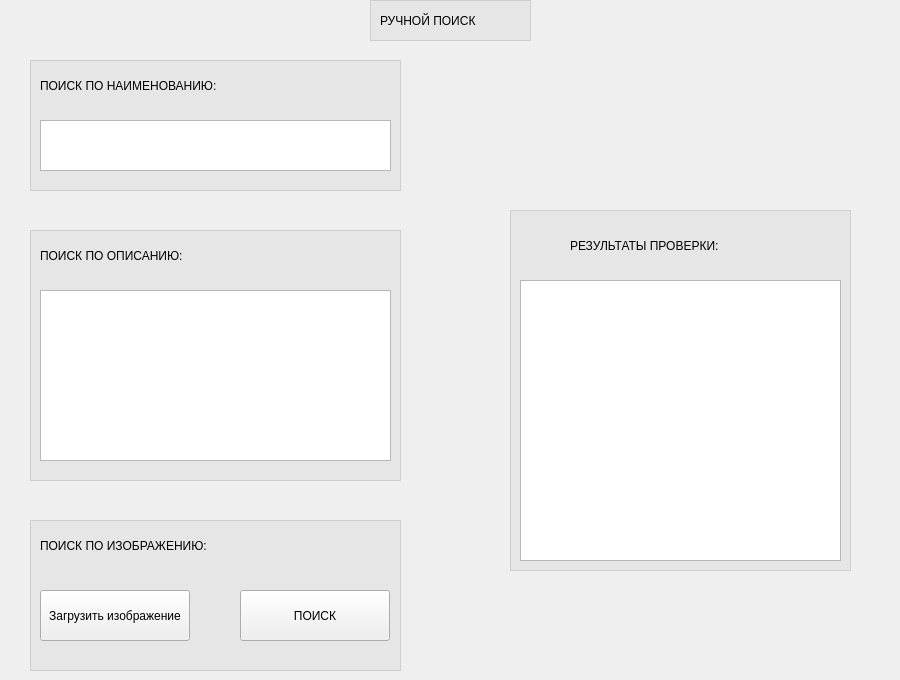
Qt form gui/ui/search.ui (kyrvvwfzhy-code/innovation_proposal_checking) before a commit.
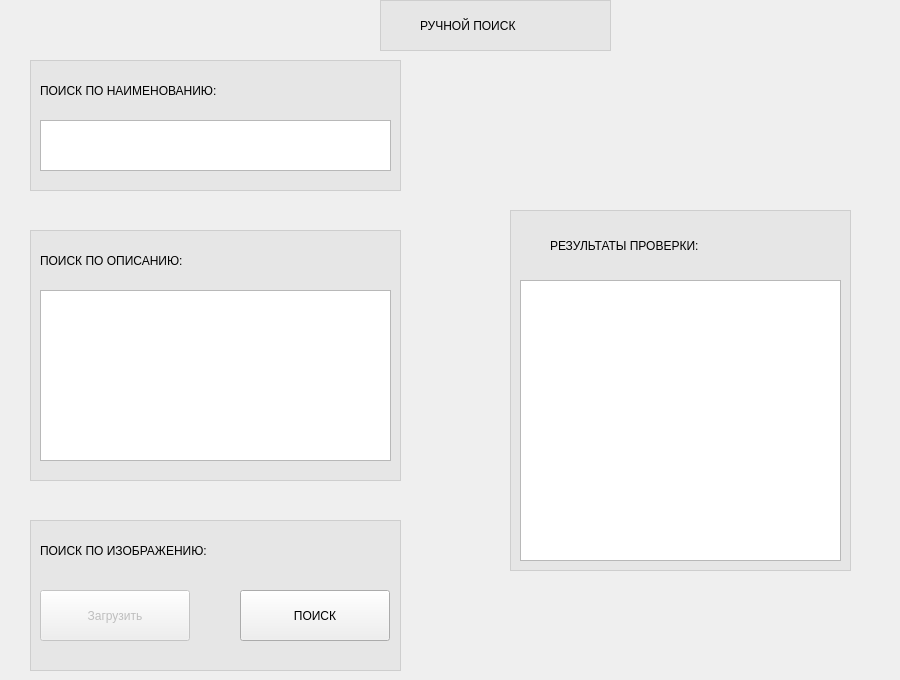
The same form after that commit.

```diff
--- a/gui/ui/search.ui
+++ b/gui/ui/search.ui
@@ -10,42 +10,32 @@
     <height>680</height>
    </rect>
   </property>
+  <property name="sizePolicy">
+   <sizepolicy hsizetype="Fixed" vsizetype="Fixed">
+    <horstretch>0</horstretch>
+    <verstretch>0</verstretch>
+   </sizepolicy>
+  </property>
   <property name="windowTitle">
    <string>Form</string>
   </property>
   <widget class="QFrame" name="frame">
    <property name="geometry">
     <rect>
-     <x>370</x>
-     <y>0</y>
-     <width>161</width>
-     <height>41</height>
-    </rect>
-   </property>
-   <property name="styleSheet">
-    <string notr="true">background-color: rgba(218, 218, 218, 100);</string>
-   </property>
-   <property name="frameShape">
-    <enum>QFrame::StyledPanel</enum>
-   </property>
-   <property name="frameShadow">
-    <enum>QFrame::Raised</enum>
-   </property>
-  </widget>
-  <widget class="QLabel" name="label_5">
-   <property name="geometry">
-    <rect>
      <x>380</x>
      <y>0</y>
-     <width>141</width>
-     <height>41</height>
+     <width>231</width>
+     <height>51</height>
     </rect>
    </property>
    <property name="styleSheet">
-    <string notr="true">font: 14pt &quot;MS Shell Dlg 2&quot;;</string>
+    <string notr="true">background-color: rgba(218, 218, 218, 100);</string>
    </property>
-   <property name="text">
-    <string>РУЧНОЙ ПОИСК</string>
+   <property name="frameShape">
+    <enum>QFrame::StyledPanel</enum>
+   </property>
+   <property name="frameShadow">
+    <enum>QFrame::Raised</enum>
    </property>
   </widget>
   <widget class="QPlainTextEdit" name="plainTextEdit">
@@ -62,8 +52,8 @@
    <property name="geometry">
     <rect>
      <x>40</x>
-     <y>60</y>
-     <width>261</width>
+     <y>65</y>
+     <width>301</width>
      <height>51</height>
     </rect>
    </property>
@@ -78,8 +68,8 @@
    <property name="geometry">
     <rect>
      <x>40</x>
-     <y>230</y>
-     <width>211</width>
+     <y>235</y>
+     <width>241</width>
      <height>51</height>
     </rect>
    </property>
@@ -104,8 +94,8 @@
    <property name="geometry">
     <rect>
      <x>40</x>
-     <y>520</y>
-     <width>251</width>
+     <y>525</y>
+     <width>281</width>
      <height>51</height>
     </rect>
    </property>
@@ -117,6 +107,9 @@
    </property>
   </widget>
   <widget class="QPushButton" name="pushButton">
+   <property name="enabled">
+    <bool>false</bool>
+   </property>
    <property name="geometry">
     <rect>
      <x>40</x>
@@ -126,7 +119,7 @@
     </rect>
    </property>
    <property name="text">
-    <string>Загрузить изображение</string>
+    <string>Загрузить</string>
    </property>
   </widget>
   <widget class="QFrame" name="frame_2">
@@ -212,9 +205,9 @@
   <widget class="QLabel" name="label_3">
    <property name="geometry">
     <rect>
-     <x>570</x>
+     <x>550</x>
      <y>220</y>
-     <width>221</width>
+     <width>261</width>
      <height>51</height>
     </rect>
    </property>
@@ -244,12 +237,27 @@
     <enum>QFrame::Raised</enum>
    </property>
   </widget>
+  <widget class="QLabel" name="label_5">
+   <property name="geometry">
+    <rect>
+     <x>420</x>
+     <y>0</y>
+     <width>161</width>
+     <height>51</height>
+    </rect>
+   </property>
+   <property name="styleSheet">
+    <string notr="true">font: 14pt &quot;MS Shell Dlg 2&quot;;</string>
+   </property>
+   <property name="text">
+    <string>РУЧНОЙ ПОИСК</string>
+   </property>
+  </widget>
   <zorder>frame_5</zorder>
   <zorder>frame</zorder>
   <zorder>frame_2</zorder>
   <zorder>frame_3</zorder>
   <zorder>frame_4</zorder>
-  <zorder>label_5</zorder>
   <zorder>plainTextEdit</zorder>
   <zorder>label_6</zorder>
   <zorder>label_7</zorder>
@@ -259,6 +267,7 @@
   <zorder>pushButton_2</zorder>
   <zorder>plainTextEdit_3</zorder>
   <zorder>label_3</zorder>
+  <zorder>label_5</zorder>
  </widget>
  <resources/>
  <connections/>
```
